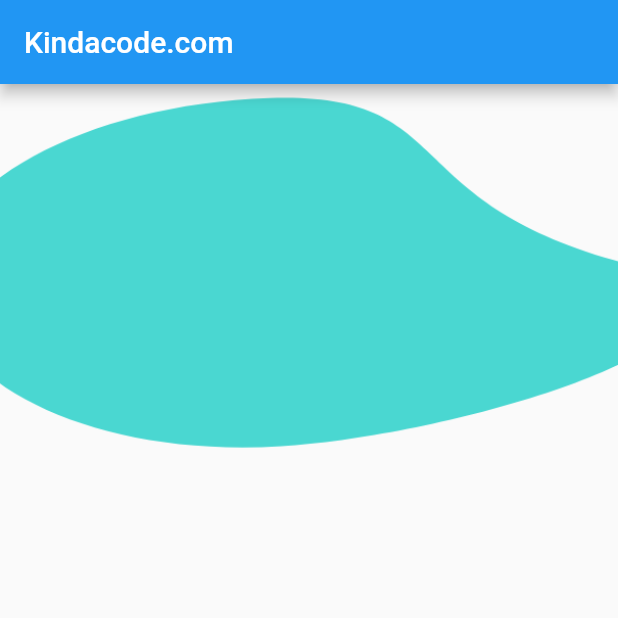
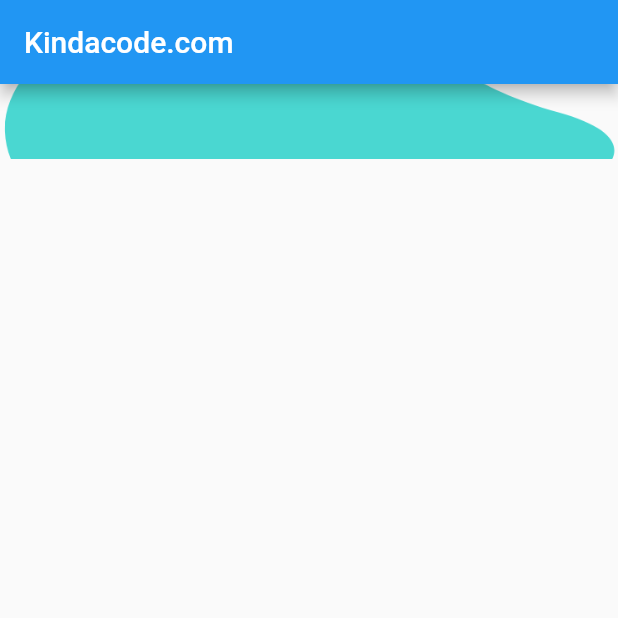
Before and after one commit to rahmabalti/image, a Flutter app: the screen it shows after launch, on a phone screen of 412 x 824 dp, the top half of it. Run offline on Flutter 3.47's test engine with Material 2 defaults, Android fonts, the phone set to English and light mode, and no system bars.

```diff
--- a/lib/main.dart
+++ b/lib/main.dart
@@ -28,7 +28,7 @@ class MyHomePage extends StatelessWidget {
         title: const Text("Kindacode.com"),
       ),
       body: Stack(children: [
-        Image.asset('assets/dessous.png', width: double.infinity, height: 250, fit: BoxFit.cover)
+        Image.asset('assets/dessous.png', width: double.infinity, height: 50, fit: BoxFit.cover)
       ]),
     );
   }
```
Also changed, not shown: 1 other file.
